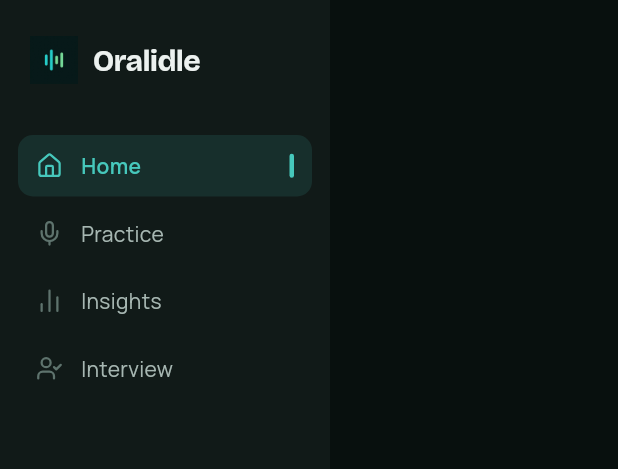
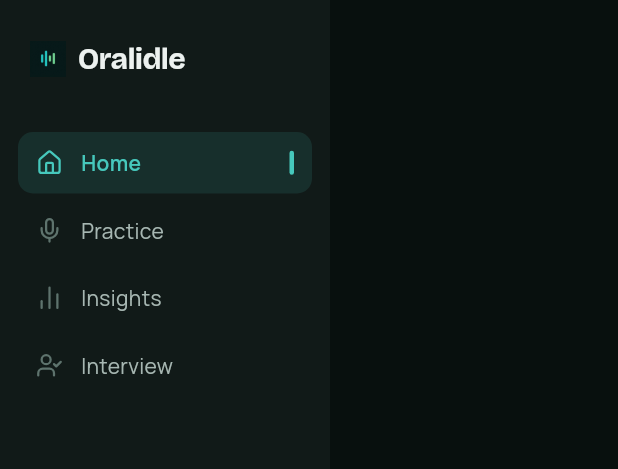
Before and after one commit to oluwadamme/oralidle, a Flutter app: the _SideNav widget shown alone on an empty page, opened directly with empty values, on a phone screen of 412 x 824 dp. Shown: the top 469 px of the screen. Run offline on Flutter 3.47's test engine with Material 3 defaults, Android fonts, the phone set to English and light mode, and no system bars; our stand-ins replace audioplayers, file_picker, fl_chart, flutter_dotenv, flutter_riverpod, go_router and 6 more; missing offline and left inert: dart:js_interop, dart:ui_web, flutter_gemma, flutter_gemma_speech, record; accounts and stored records are empty; network calls fail.

Commit message:
ui: resize app logo and constrain text overflow in shell header

```diff
--- a/lib/features/shell/lumina_shell.dart
+++ b/lib/features/shell/lumina_shell.dart
@@ -74,15 +74,24 @@
               padding: const EdgeInsets.fromLTRB(20, 24, 20, 32),
               child: Row(
                 children: [
-                  Image.asset('assets/logo_variant_1.png', height: 32, fit: BoxFit.contain),
-                  const SizedBox(width: 10),
-                  Text(
+                  Image.asset(
+                    'assets/logo_variant_1.png',
+                    width: 24,
+                    height: 24,
+                    fit: BoxFit.contain,
+                  ),
+                  const SizedBox(width: 8),
+                  Expanded(
+                    child: Text(
                       'Oralidle',
                       style: GoogleFonts.bricolageGrotesque(
                         fontSize: 20,
                         fontWeight: FontWeight.w700,
                         letterSpacing: -0.5,
                         color: AppColors.ink,
+                      ),
+                      maxLines: 1,
+                      overflow: TextOverflow.ellipsis,
                     ),
                   ),
                 ],
```
Lines whose indentation alone changed are shown as unchanged.
